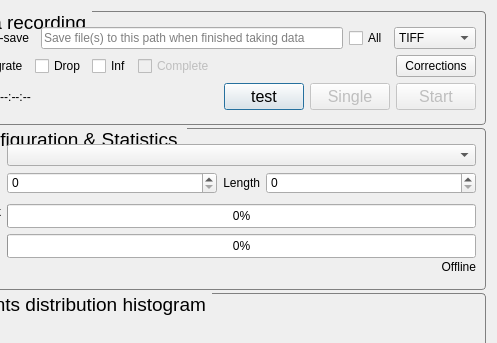
navrit/dexter, file SpidrMpx3Eq/qcstmglvisualization.ui: the form before one commit; both pictures show x 752 to 1249 and y 0 to 343 of the 1249 by 634 pixel window.
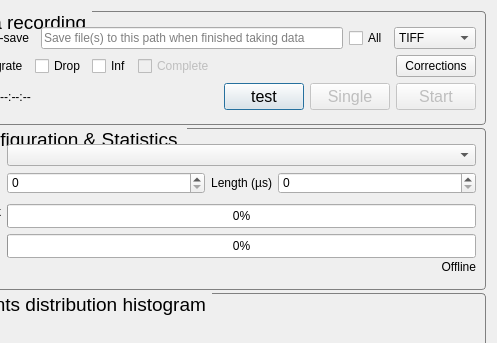
The form after the commit. Custom widgets are drawn as their Qt base class.

Commit message: Fix issue #218 - Inconsitent labels for Length - add microseconds to the labels

Patch:
```diff
--- a/SpidrMpx3Eq/qcstmglvisualization.ui
+++ b/SpidrMpx3Eq/qcstmglvisualization.ui
@@ -594,7 +594,7 @@
                </sizepolicy>
               </property>
               <property name="text">
-               <string>Length</string>
+               <string>Length (µs)</string>
               </property>
               <property name="alignment">
                <set>Qt::AlignRight|Qt::AlignTrailing|Qt::AlignVCenter</set>
```
The commit also changes 1 other file.
